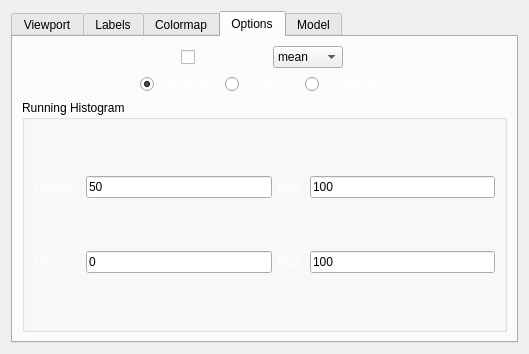
This is src/interface/ui/image_window_settings.ui in FXIhub/hummingbird as Qt 5 draws it before an edit. The edited form follows.
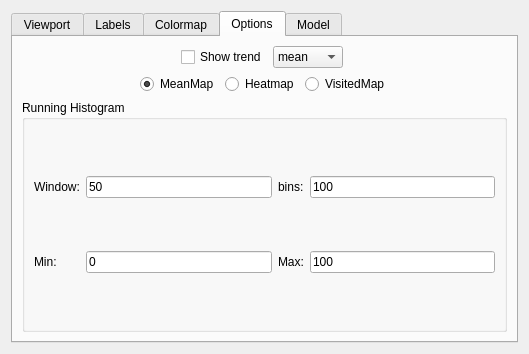
This is the edited form.

Commit message: Open windows on double click

What changed in the file:
```diff
--- a/src/interface/ui/image_window_settings.ui
+++ b/src/interface/ui/image_window_settings.ui
@@ -963,70 +963,6 @@
          </item>
          <item row="0" column="1">
           <widget class="QCheckBox" name="show_trend">
-           <property name="palette">
-            <palette>
-             <active>
-              <colorrole role="WindowText">
-               <brush brushstyle="SolidPattern">
-                <color alpha="255">
-                 <red>255</red>
-                 <green>255</green>
-                 <blue>255</blue>
-                </color>
-               </brush>
-              </colorrole>
-              <colorrole role="Text">
-               <brush brushstyle="SolidPattern">
-                <color alpha="255">
-                 <red>0</red>
-                 <green>0</green>
-                 <blue>0</blue>
-                </color>
-               </brush>
-              </colorrole>
-             </active>
-             <inactive>
-              <colorrole role="WindowText">
-               <brush brushstyle="SolidPattern">
-                <color alpha="255">
-                 <red>255</red>
-                 <green>255</green>
-                 <blue>255</blue>
-                </color>
-               </brush>
-              </colorrole>
-              <colorrole role="Text">
-               <brush brushstyle="SolidPattern">
-                <color alpha="255">
-                 <red>0</red>
-                 <green>0</green>
-                 <blue>0</blue>
-                </color>
-               </brush>
-              </colorrole>
-             </inactive>
-             <disabled>
-              <colorrole role="WindowText">
-               <brush brushstyle="SolidPattern">
-                <color alpha="255">
-                 <red>69</red>
-                 <green>69</green>
-                 <blue>69</blue>
-                </color>
-               </brush>
-              </colorrole>
-              <colorrole role="Text">
-               <brush brushstyle="SolidPattern">
-                <color alpha="255">
-                 <red>69</red>
-                 <green>69</green>
-                 <blue>69</blue>
-                </color>
-               </brush>
-              </colorrole>
-             </disabled>
-            </palette>
-           </property>
            <property name="toolTip">
             <string>If enabled, instead of the latest image a trend is shown</string>
            </property>
@@ -1067,43 +1003,6 @@
          </item>
          <item>
           <widget class="QRadioButton" name="show_meanmap">
-           <property name="palette">
-            <palette>
-             <active>
-              <colorrole role="WindowText">
-               <brush brushstyle="SolidPattern">
-                <color alpha="255">
-                 <red>255</red>
-                 <green>255</green>
-                 <blue>255</blue>
-                </color>
-               </brush>
-              </colorrole>
-             </active>
-             <inactive>
-              <colorrole role="WindowText">
-               <brush brushstyle="SolidPattern">
-                <color alpha="255">
-                 <red>255</red>
-                 <green>255</green>
-                 <blue>255</blue>
-                </color>
-               </brush>
-              </colorrole>
-             </inactive>
-             <disabled>
-              <colorrole role="WindowText">
-               <brush brushstyle="SolidPattern">
-                <color alpha="255">
-                 <red>69</red>
-                 <green>69</green>
-                 <blue>69</blue>
-                </color>
-               </brush>
-              </colorrole>
-             </disabled>
-            </palette>
-           </property>
            <property name="text">
             <string>MeanMap</string>
            </property>
@@ -1114,43 +1013,6 @@
          </item>
          <item>
           <widget class="QRadioButton" name="show_heatmap">
-           <property name="palette">
-            <palette>
-             <active>
-              <colorrole role="WindowText">
-               <brush brushstyle="SolidPattern">
-                <color alpha="255">
-                 <red>255</red>
-                 <green>255</green>
-                 <blue>255</blue>
-                </color>
-               </brush>
-              </colorrole>
-             </active>
-             <inactive>
-              <colorrole role="WindowText">
-               <brush brushstyle="SolidPattern">
-                <color alpha="255">
-                 <red>255</red>
-                 <green>255</green>
-                 <blue>255</blue>
-                </color>
-               </brush>
-              </colorrole>
-             </inactive>
-             <disabled>
-              <colorrole role="WindowText">
-               <brush brushstyle="SolidPattern">
-                <color alpha="255">
-                 <red>69</red>
-                 <green>69</green>
-                 <blue>69</blue>
-                </color>
-               </brush>
-              </colorrole>
-             </disabled>
-            </palette>
-           </property>
            <property name="text">
             <string>Heatmap</string>
            </property>
@@ -1158,43 +1020,6 @@
          </item>
          <item>
           <widget class="QRadioButton" name="show_visitedmap">
-           <property name="palette">
-            <palette>
-             <active>
-              <colorrole role="WindowText">
-               <brush brushstyle="SolidPattern">
-                <color alpha="255">
-                 <red>255</red>
-                 <green>255</green>
-                 <blue>255</blue>
-                </color>
-               </brush>
-              </colorrole>
-             </active>
-             <inactive>
-              <colorrole role="WindowText">
-               <brush brushstyle="SolidPattern">
-                <color alpha="255">
-                 <red>255</red>
-                 <green>255</green>
-                 <blue>255</blue>
-                </color>
-               </brush>
-              </colorrole>
-             </inactive>
-             <disabled>
-              <colorrole role="WindowText">
-               <brush brushstyle="SolidPattern">
-                <color alpha="255">
-                 <red>69</red>
-                 <green>69</green>
-                 <blue>69</blue>
-                </color>
-               </brush>
-              </colorrole>
-             </disabled>
-            </palette>
-           </property>
            <property name="text">
             <string>VisitedMap</string>
            </property>
@@ -1223,43 +1048,6 @@
          <layout class="QGridLayout" name="gridLayout_4">
           <item row="0" column="3">
            <widget class="QLabel" name="label_4">
-            <property name="palette">
-             <palette>
-              <active>
-               <colorrole role="WindowText">
-                <brush brushstyle="SolidPattern">
-                 <color alpha="255">
-                  <red>255</red>
-                  <green>255</green>
-                  <blue>255</blue>
-                 </color>
-                </brush>
-               </colorrole>
-              </active>
-              <inactive>
-               <colorrole role="WindowText">
-                <brush brushstyle="SolidPattern">
-                 <color alpha="255">
-                  <red>255</red>
-                  <green>255</green>
-                  <blue>255</blue>
-                 </color>
-                </brush>
-               </colorrole>
-              </inactive>
-              <disabled>
-               <colorrole role="WindowText">
-                <brush brushstyle="SolidPattern">
-                 <color alpha="255">
-                  <red>69</red>
-                  <green>69</green>
-                  <blue>69</blue>
-                 </color>
-                </brush>
-               </colorrole>
-              </disabled>
-             </palette>
-            </property>
             <property name="text">
              <string>bins:</string>
             </property>
@@ -1267,43 +1055,6 @@
           </item>
           <item row="1" column="3">
            <widget class="QLabel" name="label_6">
-            <property name="palette">
-             <palette>
-              <active>
-               <colorrole role="WindowText">
-                <brush brushstyle="SolidPattern">
-                 <color alpha="255">
-                  <red>255</red>
-                  <green>255</green>
-                  <blue>255</blue>
-                 </color>
-                </brush>
-               </colorrole>
-              </active>
-              <inactive>
-               <colorrole role="WindowText">
-                <brush brushstyle="SolidPattern">
-                 <color alpha="255">
-                  <red>255</red>
-                  <green>255</green>
-                  <blue>255</blue>
-                 </color>
-                </brush>
-               </colorrole>
-              </inactive>
-              <disabled>
-               <colorrole role="WindowText">
-                <brush brushstyle="SolidPattern">
-                 <color alpha="255">
-                  <red>69</red>
-                  <green>69</green>
-                  <blue>69</blue>
-                 </color>
-                </brush>
-               </colorrole>
-              </disabled>
-             </palette>
-            </property>
             <property name="text">
              <string>Max:</string>
             </property>
@@ -1318,43 +1069,6 @@
           </item>
           <item row="1" column="1">
            <widget class="QLabel" name="label_8">
-            <property name="palette">
-             <palette>
-              <active>
-               <colorrole role="WindowText">
-                <brush brushstyle="SolidPattern">
-                 <color alpha="255">
-                  <red>255</red>
-                  <green>255</green>
-                  <blue>255</blue>
-                 </color>
-                </brush>
-               </colorrole>
-              </active>
-              <inactive>
-               <colorrole role="WindowText">
-                <brush brushstyle="SolidPattern">
-                 <color alpha="255">
-                  <red>255</red>
-                  <green>255</green>
-                  <blue>255</blue>
-                 </color>
-                </brush>
-               </colorrole>
-              </inactive>
-              <disabled>
-               <colorrole role="WindowText">
-                <brush brushstyle="SolidPattern">
-                 <color alpha="255">
-                  <red>69</red>
-                  <green>69</green>
-                  <blue>69</blue>
-                 </color>
-                </brush>
-               </colorrole>
-              </disabled>
-             </palette>
-            </property>
             <property name="text">
              <string>Min:</string>
             </property>
@@ -1376,43 +1090,6 @@
           </item>
           <item row="0" column="1">
            <widget class="QLabel" name="label_3">
-            <property name="palette">
-             <palette>
-              <active>
-               <colorrole role="WindowText">
-                <brush brushstyle="SolidPattern">
-                 <color alpha="255">
-                  <red>255</red>
-                  <green>255</green>
-                  <blue>255</blue>
-                 </color>
-                </brush>
-               </colorrole>
-              </active>
-              <inactive>
-               <colorrole role="WindowText">
-                <brush brushstyle="SolidPattern">
-                 <color alpha="255">
-                  <red>255</red>
-                  <green>255</green>
-                  <blue>255</blue>
-                 </color>
-                </brush>
-               </colorrole>
-              </inactive>
-              <disabled>
-               <colorrole role="WindowText">
-                <brush brushstyle="SolidPattern">
-                 <color alpha="255">
-                  <red>69</red>
-                  <green>69</green>
-                  <blue>69</blue>
-                 </color>
-                </brush>
-               </colorrole>
-              </disabled>
-             </palette>
-            </property>
             <property name="text">
              <string>Window:</string>
             </property>
```
Left out of the diff: 481 changed lines with no effect on the pictures. The commit also changes 7 other files.
